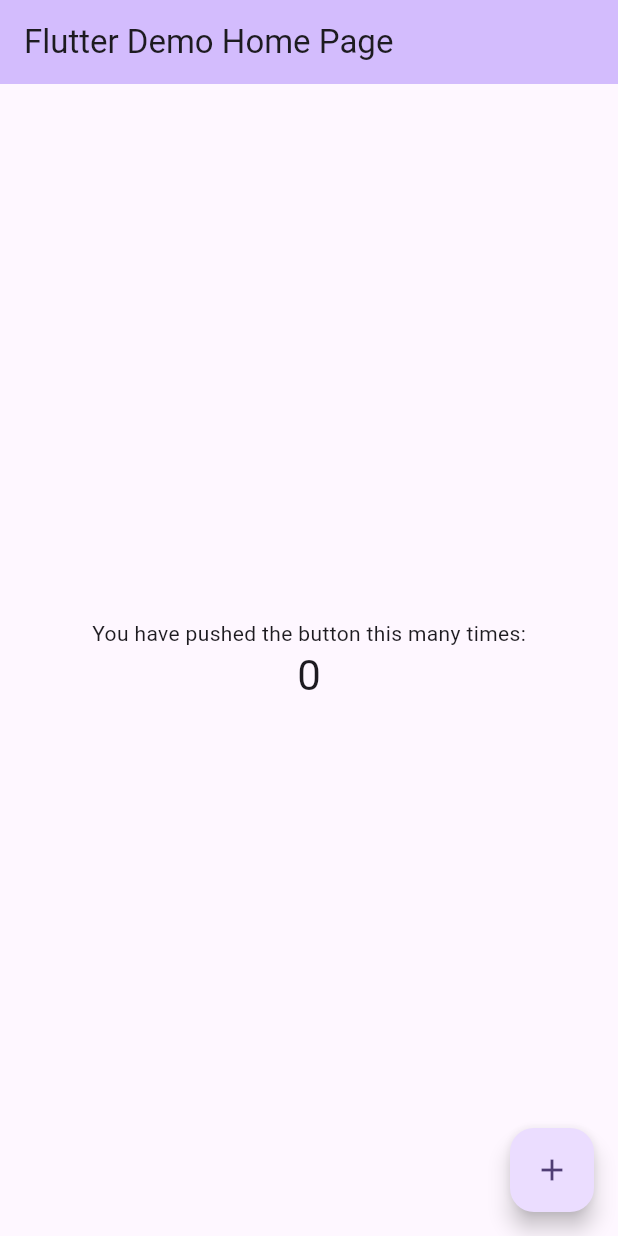
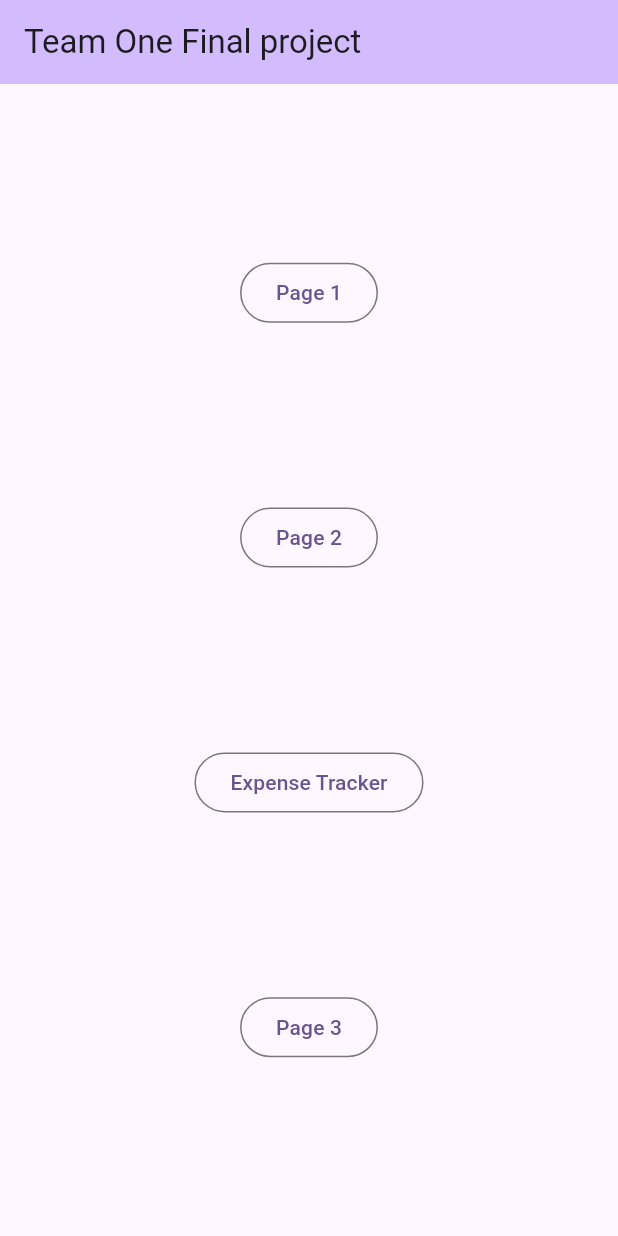
Before and after one commit to ArmanBhatia0100/MobileProgrammingFinalProject, a Flutter app: the screen it shows after launch, on a phone screen of 412 x 824 dp. Run offline on Flutter 3.47's test engine with Material 3 defaults, Android fonts, the phone set to English and light mode, and no system bars.

Commit message:
created four buttons

```diff
--- a/lib/main.dart
+++ b/lib/main.dart
@@ -12,26 +12,15 @@ class MyApp extends StatelessWidget {
   Widget build(BuildContext context) {
     return MaterialApp(
       title: 'Flutter Demo',
+      debugShowCheckedModeBanner: false,
       theme: ThemeData(
-        // This is the theme of your application.
-        //
-        // TRY THIS: Try running your application with "flutter run". You'll see
-        // the application has a purple toolbar. Then, without quitting the app,
-        // try changing the seedColor in the colorScheme below to Colors.green
-        // and then invoke "hot reload" (save your changes or press the "hot
-        // reload" button in a Flutter-supported IDE, or press "r" if you used
-        // the command line to start the app).
-        //
-        // Notice that the counter didn't reset back to zero; the application
-        // state is not lost during the reload. To reset the state, use hot
-        // restart instead.
-        //
-        // This works for code too, not just values: Most code changes can be
-        // tested with just a hot reload.
         colorScheme: ColorScheme.fromSeed(seedColor: Colors.deepPurple),
         useMaterial3: true,
       ),
-      home: const MyHomePage(title: 'Flutter Demo Home Page'),
+      routes:{
+        "/":(context)=>const MyHomePage(title: 'Team One Final project'),
+
+      } ,
     );
   }
 }
@@ -46,71 +35,24 @@ class MyHomePage extends StatefulWidget {
 }
 
 class _MyHomePageState extends State<MyHomePage> {
-  int _counter = 0;
-
-  void _incrementCounter() {
-    setState(() {
-      // This call to setState tells the Flutter framework that something has
-      // changed in this State, which causes it to rerun the build method below
-      // so that the display can reflect the updated values. If we changed
-      // _counter without calling setState(), then the build method would not be
-      // called again, and so nothing would appear to happen.
-      _counter++;
-    });
-  }
 
   @override
   Widget build(BuildContext context) {
-    // This method is rerun every time setState is called, for instance as done
-    // by the _incrementCounter method above.
-    //
-    // The Flutter framework has been optimized to make rerunning build methods
-    // fast, so that you can just rebuild anything that needs updating rather
-    // than having to individually change instances of widgets.
     return Scaffold(
       appBar: AppBar(
-        // TRY THIS: Try changing the color here to a specific color (to
-        // Colors.amber, perhaps?) and trigger a hot reload to see the AppBar
-        // change color while the other colors stay the same.
         backgroundColor: Theme.of(context).colorScheme.inversePrimary,
-        // Here we take the value from the MyHomePage object that was created by
-        // the App.build method, and use it to set our appbar title.
         title: Text(widget.title),
       ),
-      body: Center(
-        // Center is a layout widget. It takes a single child and positions it
-        // in the middle of the parent.
-        child: Column(
-          // Column is also a layout widget. It takes a list of children and
-          // arranges them vertically. By default, it sizes itself to fit its
-          // children horizontally, and tries to be as tall as its parent.
-          //
-          // Column has various properties to control how it sizes itself and
-          // how it positions its children. Here we use mainAxisAlignment to
-          // center the children vertically; the main axis here is the vertical
-          // axis because Columns are vertical (the cross axis would be
-          // horizontal).
-          //
-          // TRY THIS: Invoke "debug painting" (choose the "Toggle Debug Paint"
-          // action in the IDE, or press "p" in the console), to see the
-          // wireframe for each widget.
-          mainAxisAlignment: MainAxisAlignment.center,
-          children: <Widget>[
-            const Text(
-              'You have pushed the button this many times:',
-            ),
-            Text(
-              '$_counter',
-              style: Theme.of(context).textTheme.headlineMedium,
-            ),
-          ],
-        ),
-      ),
-      floatingActionButton: FloatingActionButton(
-        onPressed: _incrementCounter,
-        tooltip: 'Increment',
-        child: const Icon(Icons.add),
-      ), // This trailing comma makes auto-formatting nicer for build methods.
+      body: Center(child:
+        Column(mainAxisAlignment:MainAxisAlignment.spaceEvenly,children: [
+        OutlinedButton(onPressed: (){}, child: Text("Page 1")),
+        OutlinedButton(onPressed: (){}, child: Text("Page 2")),
+        OutlinedButton(onPressed: (){
+          Navigator.pushNamed(context, "/expense");
+        }, child: Text("Expense Tracker")),
+        OutlinedButton(onPressed: (){}, child: Text("Page 3"))
+      ],),),
+       // This trailing comma makes auto-formatting nicer for build methods.
     );
   }
 }
```
Also changed, not shown: lib/view/expenseTracker/ExpenseTracker.dart (deleted, +0 -15 lines).
